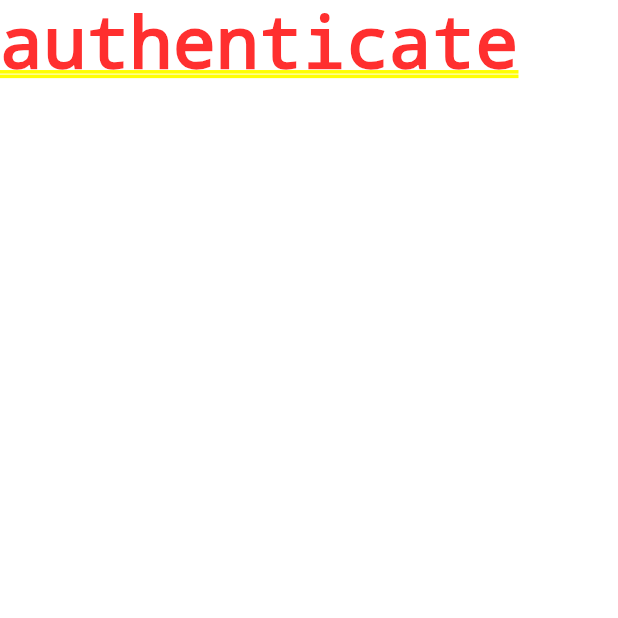
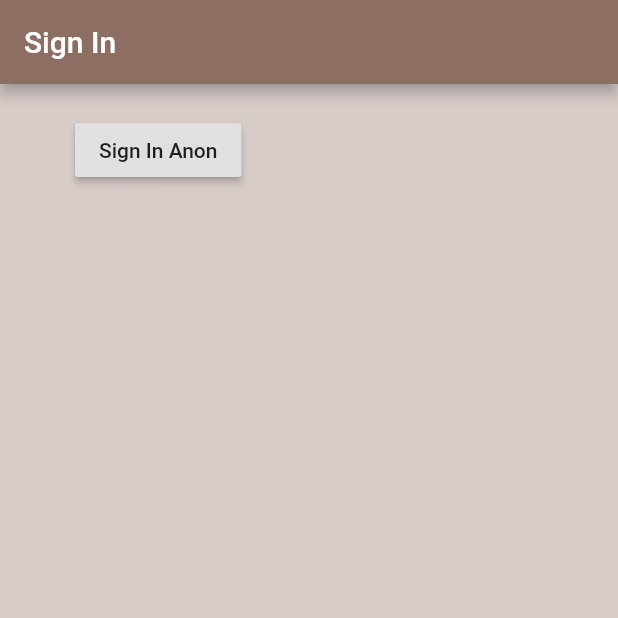
Before and after one commit to TechnicallyItsPossible/medifriend, a Flutter app: the screen it shows after launch, on a phone screen of 412 x 824 dp, the top half of it. Run offline on Flutter 3.47's test engine with Material 2 defaults, Android fonts, the phone set to English and light mode, and no system bars; our stand-ins replace firebase_auth, splashscreen; accounts and stored records are empty.

```diff
--- a/lib/screens/authenticate/authenticate.dart
+++ b/lib/screens/authenticate/authenticate.dart
@@ -1,3 +1,4 @@
+import 'package:MediFriend/screens/authenticate/sign_in.dart';
 import 'package:flutter/material.dart';
 
 class Authenticate extends StatefulWidget {
@@ -9,7 +10,7 @@ class _AuthenticateState extends State<Authenticate> {
   @override
   Widget build(BuildContext context) {
     return Container(
-      child: Text('authenticate'),
+      child: SignIn(),
     );
   }
 }
--- /dev/null
+++ b/lib/screens/authenticate/sign_in.dart
@@ -0,0 +1,37 @@
+import 'package:MediFriend/services/auth.dart';
+import 'package:flutter/material.dart';
+
+class SignIn extends StatefulWidget {
+  @override
+  _SignInState createState() => _SignInState();
+}
+
+class _SignInState extends State<SignIn> {
+  final AuthService _auth = AuthService();
+
+  @override
+  Widget build(BuildContext context) {
+    return Scaffold(
+      backgroundColor: Colors.brown[100],
+      appBar: AppBar(
+        backgroundColor: Colors.brown[400],
+        title: Text("Sign In"),
+      ),
+      body: Container(
+        padding: EdgeInsets.symmetric(vertical: 20, horizontal: 50),
+        child: RaisedButton(
+          child: Text('Sign In Anon'),
+          onPressed: () async {
+            dynamic result = await _auth.signInAnon();
+            if (result == null) {
+              print('error signing in');
+            } else {
+              print('signed in');
+              print(result);
+            }
+          },
+        ),
+      ),
+    );
+  }
+}
```
Also changed, not shown: lib/services/auth.dart (added, +20 -0 lines).
